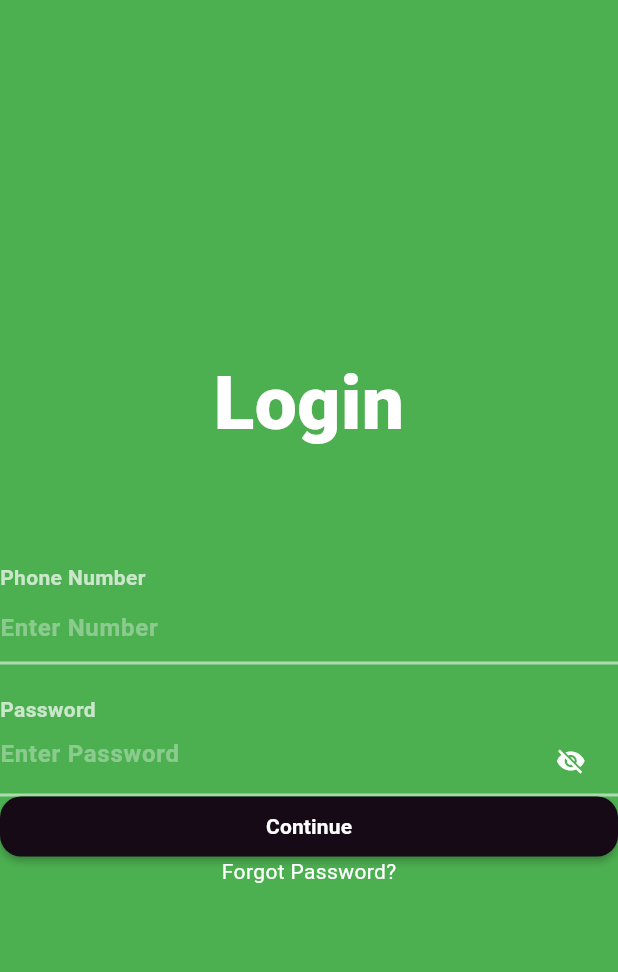
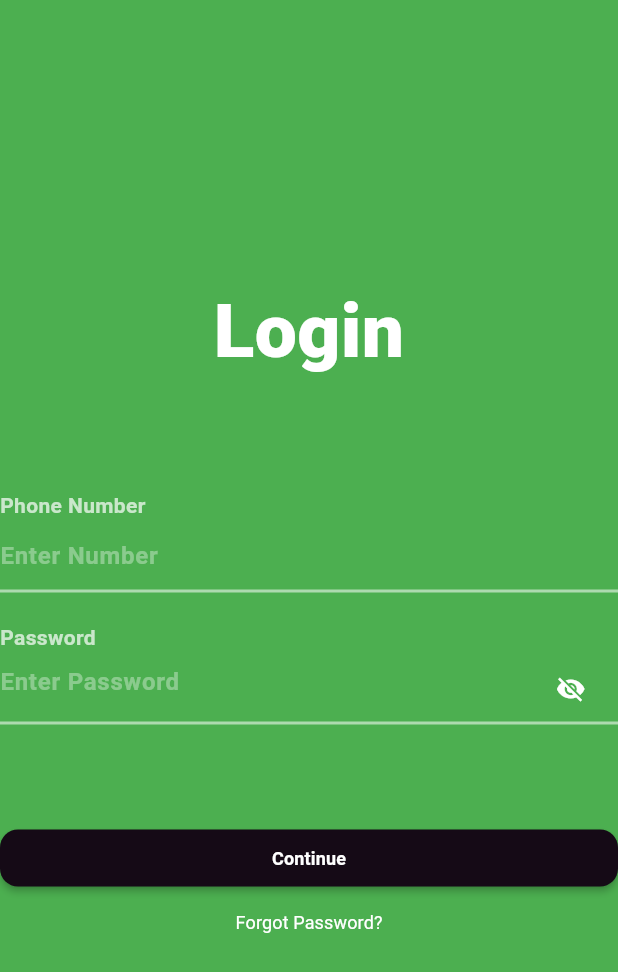
Before and after one commit to Mansyahariii/KB1179-1123150127-uts, a Flutter app: the Loginscreen screen opened directly, on a phone screen of 412 x 824 dp. Shown: the top 972 px of the screen. Run offline on Flutter 3.47's test engine with Material 3 defaults, Android fonts, the phone set to English and light mode, and no system bars.

Commit message:
mengganti text menjadi text button untuk Forgot Password

```diff
--- a/lib/screen/LoginScreen.dart
+++ b/lib/screen/LoginScreen.dart
@@ -90,8 +90,9 @@ class Loginscreen extends StatelessWidget {
                 ),
               ],
             ),
+            SizedBox(height: 70),
             SizedBox(
-              height: 40,
+              height: 38,
               width: double.infinity,
               child: ElevatedButton(
                 onPressed: () {},
@@ -99,26 +100,29 @@ class Loginscreen extends StatelessWidget {
                   backgroundColor: const Color.fromARGB(255, 21, 10, 22),
                   foregroundColor: Colors.black,
                   shape: RoundedRectangleBorder(
-                    borderRadius: BorderRadius.circular(14),
+                    borderRadius: BorderRadius.circular(12),
                   ),
                   elevation: 2,
                 ),
                 child: const Text(
                   "Continue",
                   style: TextStyle(
-                    fontSize: 14.0,
+                    fontSize: 12.0,
                     fontWeight: FontWeight.bold,
                     color: Colors.white,
                   ),
                 ),
               ),
             ),
-            Text(
-              "Forgot Password?",
-              style: TextStyle(
-                fontSize: 14.0,
-                fontWeight: FontWeight.w400,
-                color: Colors.white,
+            TextButton(
+              onPressed: () {},
+              child: Text(
+                "Forgot Password?",
+                style: TextStyle(
+                  fontSize: 12.0,
+                  fontWeight: FontWeight.w400,
+                  color: Colors.white,
+                ),
               ),
             ),
           ],
```
